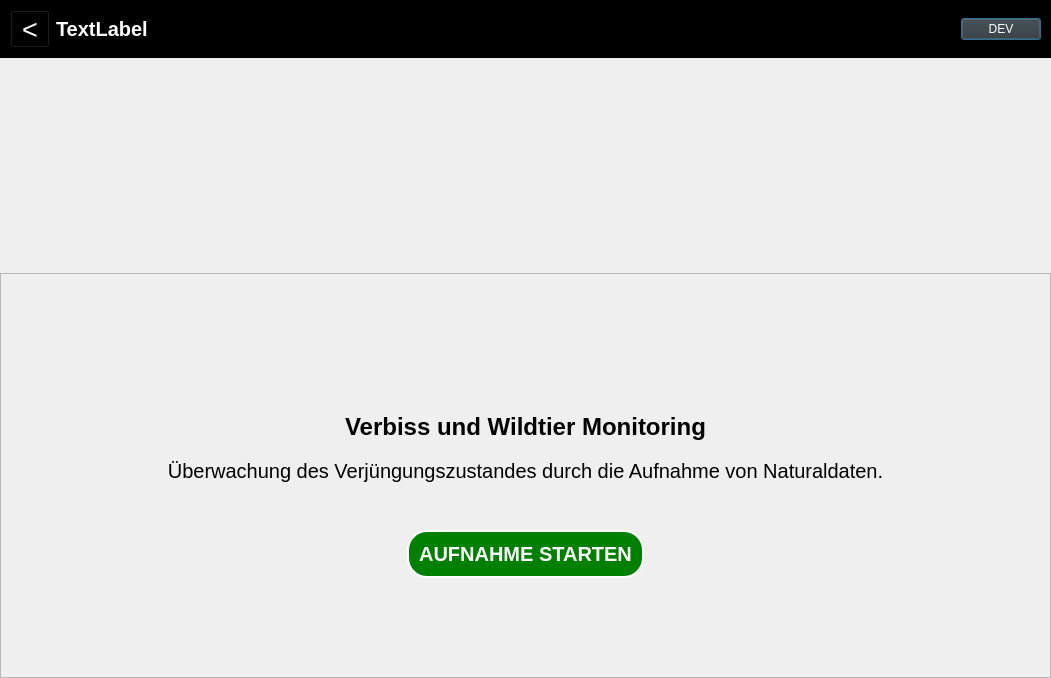
Before: the Qt Designer form lfb_regeneration_wildlife_impact/gui/lfb_regeneration_wildlife_impact_dialog_base.ui in b-lack/qgis-fim-plugin, drawn with Qt 5.
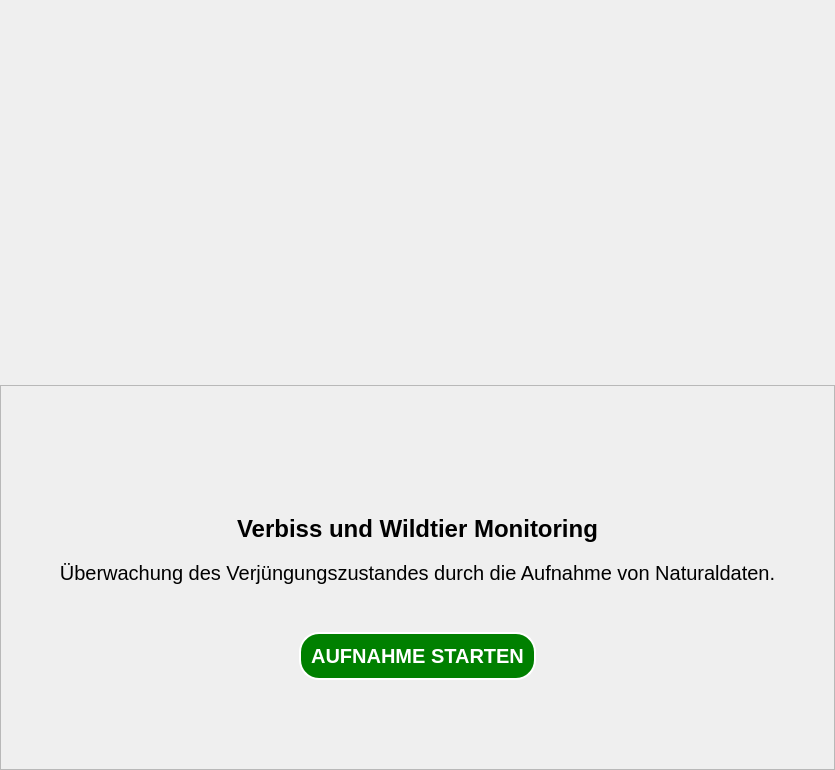
After: the same form once the commit is applied.

```diff
--- a/lfb_regeneration_wildlife_impact/gui/lfb_regeneration_wildlife_impact_dialog_base.ui
+++ b/lfb_regeneration_wildlife_impact/gui/lfb_regeneration_wildlife_impact_dialog_base.ui
@@ -6,8 +6,8 @@
    <rect>
     <x>0</x>
     <y>0</y>
-    <width>1051</width>
-    <height>678</height>
+    <width>835</width>
+    <height>770</height>
    </rect>
   </property>
   <property name="sizePolicy">
@@ -38,103 +38,100 @@
    <property name="bottomMargin">
     <number>0</number>
    </property>
-   <item row="0" column="0">
-    <widget class="QWidget" name="lfbMenuBar_2" native="true">
+   <property name="spacing">
+    <number>0</number>
+   </property>
+   <item row="2" column="0">
+    <widget class="QTabWidget" name="lfbTabWidget">
      <property name="sizePolicy">
-      <sizepolicy hsizetype="Preferred" vsizetype="Fixed">
+      <sizepolicy hsizetype="Expanding" vsizetype="MinimumExpanding">
        <horstretch>0</horstretch>
-       <verstretch>1</verstretch>
+       <verstretch>2</verstretch>
       </sizepolicy>
      </property>
+     <property name="minimumSize">
+      <size>
+       <width>0</width>
+       <height>0</height>
+      </size>
+     </property>
+     <property name="font">
+      <font>
+       <pointsize>15</pointsize>
+      </font>
+     </property>
+     <property name="layoutDirection">
+      <enum>Qt::LeftToRight</enum>
+     </property>
      <property name="styleSheet">
-      <string notr="true">background-color: rgb(0, 0, 0)</string>
+      <string notr="true">QTabBar{
+    alignment: center;
+    background-color: #444;
+    padding: 0px;
+    margin: 0px;
+    border: none;
+    qproperty-drawBase: 0;
+    border-top: 0px;
+}
+QTabBar::tab {
+    background-color: transparent;
+    width: 32px;
+    height: 32px;
+    margin: 10px 10px 0 10px;
+    border-radius: 10px;
+    padding: 0px;
+    text-align: center;
+}
+QTabBar::tab:enabled{
+    background-color: transparent;
+}
+QTabBar::tab:selected{
+    width: 32px;
+    height: 32px;
+    margin:  7px 7px 0px 7px;
+    padding: 0px 5px 10px 5px;
+	border: none;
+    border-bottom-left-radius: 0px;
+    border-bottom-right-radius: 0px;
+    background-color: #eee;
+}
+QTabWidget::pane { border: 0; }</string>
      </property>
-     <layout class="QHBoxLayout" name="lfbMenuBar">
-      <property name="leftMargin">
-       <number>10</number>
-      </property>
-      <property name="topMargin">
-       <number>10</number>
-      </property>
-      <property name="rightMargin">
-       <number>10</number>
-      </property>
-      <property name="bottomMargin">
-       <number>10</number>
-      </property>
-      <item>
-       <widget class="QToolButton" name="lfbHomeBtn">
-        <property name="font">
-         <font>
-          <pointsize>20</pointsize>
-         </font>
-        </property>
-        <property name="cursor">
-         <cursorShape>PointingHandCursor</cursorShape>
-        </property>
-        <property name="styleSheet">
-         <string notr="true">color: #ffffff;</string>
-        </property>
-        <property name="text">
-         <string>&lt;</string>
-        </property>
-       </widget>
-      </item>
-      <item>
-       <widget class="QLabel" name="lfbTitle">
-        <property name="font">
-         <font>
-          <pointsize>15</pointsize>
-          <weight>75</weight>
-          <bold>true</bold>
-         </font>
-        </property>
-        <property name="styleSheet">
-         <string notr="true">color:#fff;</string>
-        </property>
-        <property name="text">
-         <string>TextLabel</string>
-        </property>
-       </widget>
-      </item>
-      <item>
-       <spacer name="horizontalSpacer_2">
-        <property name="orientation">
-         <enum>Qt::Horizontal</enum>
-        </property>
-        <property name="sizeHint" stdset="0">
-         <size>
-          <width>40</width>
-          <height>20</height>
-         </size>
-        </property>
-       </spacer>
-      </item>
-      <item>
-       <widget class="QPushButton" name="lfbDevBtn">
-        <property name="cursor">
-         <cursorShape>PointingHandCursor</cursorShape>
-        </property>
-        <property name="styleSheet">
-         <string notr="true">color: #fff;
-background-color: #333;</string>
-        </property>
-        <property name="text">
-         <string>DEV</string>
-        </property>
-       </widget>
-      </item>
-     </layout>
+     <property name="tabPosition">
+      <enum>QTabWidget::North</enum>
+     </property>
+     <property name="currentIndex">
+      <number>-1</number>
+     </property>
+     <property name="iconSize">
+      <size>
+       <width>32</width>
+       <height>32</height>
+      </size>
+     </property>
+     <property name="elideMode">
+      <enum>Qt::ElideLeft</enum>
+     </property>
+     <property name="documentMode">
+      <bool>true</bool>
+     </property>
+     <property name="movable">
+      <bool>false</bool>
+     </property>
     </widget>
    </item>
    <item row="3" column="0">
     <widget class="QScrollArea" name="lfbHomeScreen">
      <property name="sizePolicy">
-      <sizepolicy hsizetype="Expanding" vsizetype="Expanding">
+      <sizepolicy hsizetype="Expanding" vsizetype="MinimumExpanding">
        <horstretch>0</horstretch>
        <verstretch>2</verstretch>
       </sizepolicy>
      </property>
+     <property name="styleSheet">
+      <string notr="true">margin:0;
+padding:0;</string>
+     </property>
      <property name="widgetResizable">
       <bool>true</bool>
      </property>
@@ -143,8 +140,8 @@
        <rect>
         <x>0</x>
         <y>0</y>
-        <width>1049</width>
-        <height>397</height>
+        <width>833</width>
+        <height>382</height>
        </rect>
       </property>
       <property name="sizePolicy">
@@ -154,6 +151,9 @@
        </sizepolicy>
       </property>
       <layout class="QVBoxLayout" name="verticalLayout">
+       <property name="spacing">
+        <number>0</number>
+       </property>
        <item>
         <widget class="QWidget" name="lfbHeadline" native="true">
          <property name="sizePolicy">
@@ -218,6 +218,9 @@
           </item>
           <item>
            <layout class="QHBoxLayout" name="horizontalLayout">
+            <property name="spacing">
+             <number>0</number>
+            </property>
             <property name="leftMargin">
              <number>0</number>
             </property>
@@ -298,79 +301,7 @@
     </widget>
    </item>
    <item row="1" column="0">
-    <widget class="QTabWidget" name="lfbTabWidget">
-     <property name="sizePolicy">
-      <sizepolicy hsizetype="Expanding" vsizetype="MinimumExpanding">
-       <horstretch>0</horstretch>
-       <verstretch>1</verstretch>
-      </sizepolicy>
-     </property>
-     <property name="font">
-      <font>
-       <pointsize>15</pointsize>
-      </font>
-     </property>
-     <property name="layoutDirection">
-      <enum>Qt::LeftToRight</enum>
-     </property>
-     <property name="styleSheet">
-      <string notr="true">QTabBar{
-    alignment: center;
-    background-color: #444;
-    padding: 0px;
-    margin: 0px;
-    border: none;
-    qproperty-drawBase: 0;
-    border-top: 0px;
-}
-QTabBar::tab {
-    background-color: transparent;
-    width: 32px;
-    height: 32px;
-    margin: 10px;
-    border-radius: 10px;
-    padding: 0px;
-    text-align: center;
-}
-QTabBar::tab:enabled{
-    background-color: transparent;
-}
-QTabBar::tab:selected{
-    width: 32px;
-    height: 32px;
-    margin:  7px 7px 0px 7px;
-    padding: 0px 5px 15px 5px;
-    border-bottom-left-radius: 0px;
-    border-bottom-right-radius: 0px;
-    background-color: #eee;
-}
-QTabWidget::pane { border: 0; }</string>
-     </property>
-     <property name="tabPosition">
-      <enum>QTabWidget::North</enum>
-     </property>
-     <property name="currentIndex">
-      <number>-1</number>
-     </property>
-     <property name="iconSize">
-      <size>
-       <width>32</width>
-       <height>32</height>
-      </size>
-     </property>
-     <property name="elideMode">
-      <enum>Qt::ElideLeft</enum>
-     </property>
-     <property name="documentMode">
-      <bool>true</bool>
-     </property>
-     <property name="movable">
-      <bool>false</bool>
-     </property>
-    </widget>
-   </item>
-   <item row="2" column="0">
-    <layout class="QVBoxLayout" name="lfbMain">
+    <layout class="QVBoxLayout" name="lfbMain" stretch="">
      <property name="spacing">
       <number>0</number>
      </property>
```
Left out of the diff: 10 changed lines with no effect on the pictures.
